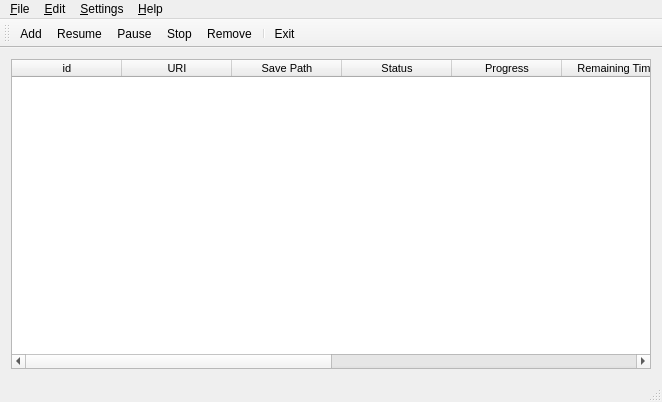
The window that mainwindow.ui (Alir3z4/yoDownet) describes before a commit, drawn with Qt 5.
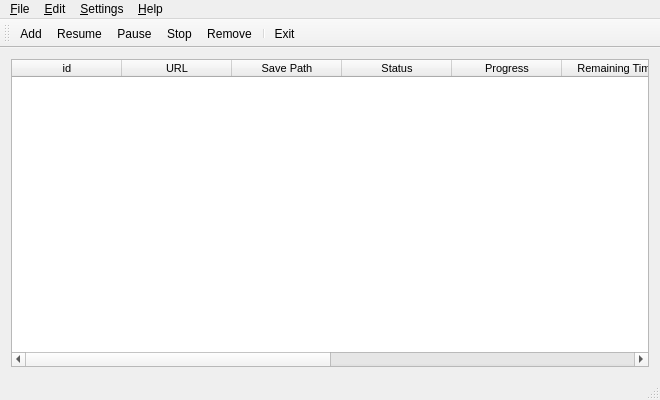
The same window after the commit. Icons and pictures are not drawn.

What changed in the file:
```diff
--- a/mainwindow.ui
+++ b/mainwindow.ui
@@ -7,8 +7,8 @@
    <rect>
     <x>0</x>
     <y>0</y>
-    <width>662</width>
-    <height>402</height>
+    <width>660</width>
+    <height>400</height>
    </rect>
   </property>
   <property name="windowTitle">
@@ -109,7 +109,7 @@
       </column>
       <column>
        <property name="text">
-        <string>URI</string>
+        <string>URL</string>
        </property>
       </column>
       <column>
@@ -167,7 +167,7 @@
     <rect>
      <x>0</x>
      <y>0</y>
-     <width>662</width>
+     <width>660</width>
      <height>21</height>
     </rect>
    </property>
```
Left out of the diff: 2 changed lines with no effect on the pictures.
